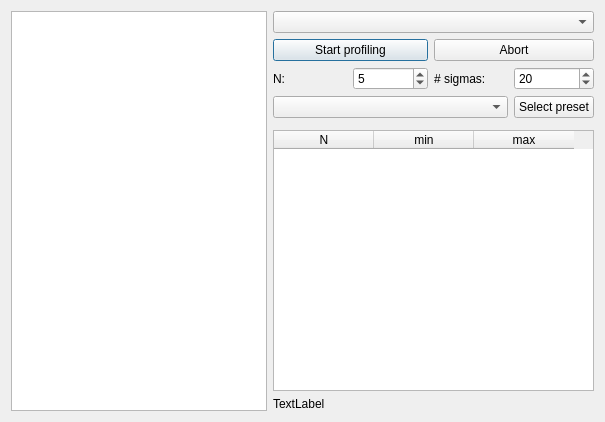
Above: src/gui/profiledialog.ui from CompEphys-team/rtdo before the change. Below: the same form after it.
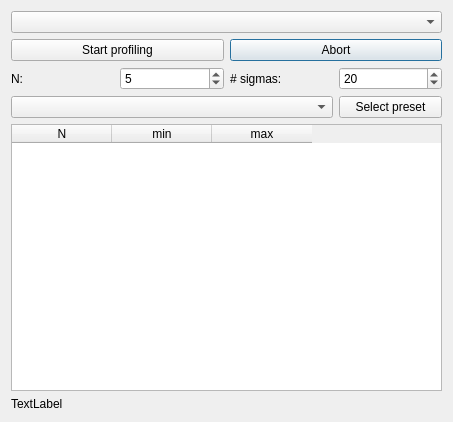
That is the form after the change.

Commit message: Removed logs in worker dialogs, pointed abort calls to session

Patch:
```diff
--- a/src/gui/profiledialog.ui
+++ b/src/gui/profiledialog.ui
@@ -6,7 +6,7 @@
    <rect>
     <x>0</x>
     <y>0</y>
-    <width>605</width>
+    <width>453</width>
     <height>422</height>
    </rect>
   </property>
@@ -14,27 +14,68 @@
    <string>Error profiler</string>
   </property>
   <layout class="QGridLayout" name="gridLayout">
-   <item row="3" column="1" colspan="3">
-    <widget class="QComboBox" name="preset">
-     <property name="maximumSize">
-      <size>
-       <width>500</width>
-       <height>16777215</height>
-      </size>
+   <item row="2" column="3">
+    <widget class="QSpinBox" name="presetSig">
+     <property name="maximum">
+      <number>99999999</number>
+     </property>
+     <property name="singleStep">
+      <number>10</number>
+     </property>
+     <property name="value">
+      <number>20</number>
+     </property>
+    </widget>
+   </item>
+   <item row="2" column="2">
+    <widget class="QLabel" name="label_2">
+     <property name="text">
+      <string># sigmas:</string>
+     </property>
+    </widget>
+   </item>
+   <item row="1" column="2" colspan="2">
+    <widget class="QPushButton" name="btnAbort">
+     <property name="text">
+      <string>Abort</string>
+     </property>
+    </widget>
+   </item>
+   <item row="1" column="0" colspan="2">
+    <widget class="QPushButton" name="btnStart">
+     <property name="text">
+      <string>Start profiling</string>
+     </property>
+    </widget>
+   </item>
+   <item row="3" column="3">
+    <widget class="QPushButton" name="btnPreset">
+     <property name="text">
+      <string>Select preset</string>
      </property>
     </widget>
    </item>
    <item row="2" column="1">
+    <widget class="QSpinBox" name="presetN">
+     <property name="maximum">
+      <number>99999999</number>
+     </property>
+     <property name="singleStep">
+      <number>1</number>
+     </property>
+     <property name="value">
+      <number>5</number>
+     </property>
+    </widget>
+   </item>
+   <item row="2" column="0">
     <widget class="QLabel" name="label">
      <property name="text">
       <string>N:</string>
      </property>
     </widget>
    </item>
-   <item row="0" column="1" colspan="4">
-    <widget class="QComboBox" name="cbSelection"/>
-   </item>
-   <item row="5" column="1" colspan="4">
+   <item row="4" column="0" colspan="4">
     <widget class="QTableWidget" name="table">
      <attribute name="verticalHeaderDefaultSectionSize">
       <number>25</number>
@@ -65,71 +106,20 @@
      </column>
     </widget>
    </item>
-   <item row="1" column="1" colspan="2">
-    <widget class="QPushButton" name="btnStart">
-     <property name="text">
-      <string>Start profiling</string>
-     </property>
-    </widget>
+   <item row="0" column="0" colspan="4">
+    <widget class="QComboBox" name="cbSelection"/>
    </item>
-   <item row="1" column="3" colspan="2">
-    <widget class="QPushButton" name="btnAbort">
-     <property name="text">
-      <string>Abort</string>
+   <item row="3" column="0" colspan="3">
+    <widget class="QComboBox" name="preset">
+     <property name="maximumSize">
+      <size>
+       <width>500</width>
+       <height>16777215</height>
+      </size>
      </property>
     </widget>
    </item>
-   <item row="2" column="4">
-    <widget class="QSpinBox" name="presetSig">
-     <property name="maximum">
-      <number>99999999</number>
-     </property>
-     <property name="singleStep">
-      <number>10</number>
-     </property>
-     <property name="value">
-      <number>20</number>
-     </property>
-    </widget>
-   </item>
-   <item row="2" column="2">
-    <widget class="QSpinBox" name="presetN">
-     <property name="maximum">
-      <number>99999999</number>
-     </property>
-     <property name="singleStep">
-      <number>1</number>
-     </property>
-     <property name="value">
-      <number>5</number>
-     </property>
-    </widget>
-   </item>
-   <item row="2" column="3">
-    <widget class="QLabel" name="label_2">
-     <property name="text">
-      <string># sigmas:</string>
-     </property>
-    </widget>
-   </item>
-   <item row="3" column="4">
-    <widget class="QPushButton" name="btnPreset">
-     <property name="text">
-      <string>Select preset</string>
-     </property>
-    </widget>
-   </item>
-   <item row="0" column="0" rowspan="7">
-    <widget class="QListWidget" name="log">
-     <property name="sizePolicy">
-      <sizepolicy hsizetype="Minimum" vsizetype="Expanding">
-       <horstretch>0</horstretch>
-       <verstretch>0</verstretch>
-      </sizepolicy>
-     </property>
-    </widget>
-   </item>
-   <item row="6" column="1" colspan="4">
+   <item row="5" column="0" colspan="4">
     <widget class="QLabel" name="permutationInfo">
      <property name="text">
       <string>TextLabel</string>
```
The commit also changes 9 other files.
